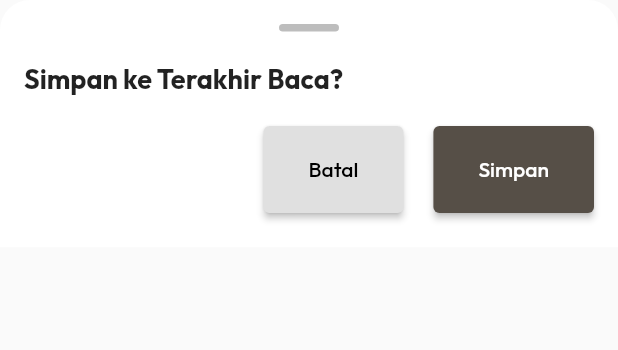
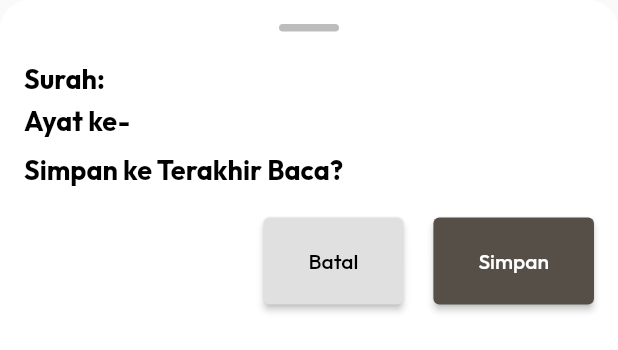
Before and after one commit to putra28/flutter-quran, a Flutter app: the BookmarkModalWidget widget shown alone on an empty page, opened directly with empty values, on a phone screen of 412 x 824 dp. Shown: the top 350 px of the screen. Run offline on Flutter 3.47's test engine with Material 3 defaults, Android fonts, the light colour scheme and no system bars; our stand-ins replace flutter_html, google_fonts, hijri, html_unescape, shared_preferences; accounts and stored records are empty; network calls fail.

Commit message:
Setting Font Size Arabic Translation

```diff
--- a/lib/widget/BookmarkModal_widget.dart
+++ b/lib/widget/BookmarkModal_widget.dart
@@ -1,9 +1,10 @@
 import 'package:flutter/material.dart';
+import 'package:google_fonts/google_fonts.dart';
 
 class BookmarkModalWidget extends StatelessWidget {
   final String title;
   final String ayat;
-  final VoidCallback onSave; // Tambahkan callback
+  final VoidCallback onSave;
 
   const BookmarkModalWidget({
     Key? key,
@@ -15,7 +16,7 @@ class BookmarkModalWidget extends StatelessWidget {
   @override
   Widget build(BuildContext context) {
     return Container(
-      height: MediaQuery.of(context).size.height * 0.2, // 30% dari layar
+      height: MediaQuery.of(context).size.height * 0.3,
       padding: const EdgeInsets.all(16),
       decoration: BoxDecoration(
         color: Colors.white,
@@ -35,12 +36,48 @@ class BookmarkModalWidget extends StatelessWidget {
             ),
           ),
           const SizedBox(height: 10),
-          const Align(
-            alignment: Alignment.centerLeft,
-            child: Text(
-              "Simpan ke Terakhir Baca?",
-              style: TextStyle(fontSize: 18, fontWeight: FontWeight.bold),
-            ),
+          Column(
+            crossAxisAlignment: CrossAxisAlignment.start,
+            children: [
+              RichText(
+                text: TextSpan(
+                  children: [
+                    TextSpan(
+                      text: 'Surah: ',
+                      style: GoogleFonts.outfit(fontSize: 18, fontWeight: FontWeight.bold, color: Colors.black),
+                    ),
+                    TextSpan(
+                      text: title,
+                      style: GoogleFonts.outfit(fontSize: 18, fontWeight: FontWeight.bold, color: Theme.of(context).colorScheme.primary),
+                    ),
+                  ],
+                ),
+              ),
+              const SizedBox(height: 5),
+
+              RichText(
+                text: TextSpan(
+                  children: [
+                    TextSpan(
+                      text: 'Ayat ke-',
+                      style: GoogleFonts.outfit(fontSize: 18, fontWeight: FontWeight.bold, color: Colors.black),
+                    ),
+                    TextSpan(
+                      text: ayat,
+                      style: GoogleFonts.outfit(fontSize: 18, fontWeight: FontWeight.bold, color: Theme.of(context).colorScheme.primary),
+                    ),
+                  ],
+                ),
+              ),
+              const SizedBox(height: 10),
+              const Align(
+                alignment: Alignment.centerLeft,
+                child: Text(
+                  "Simpan ke Terakhir Baca?",
+                  style: TextStyle(fontSize: 18, fontWeight: FontWeight.bold, color: Colors.black),
+                ),
+              ),
+            ],
           ),
           const SizedBox(height: 20),
           Row(
--- a/pubspec.yaml
+++ b/pubspec.yaml
@@ -43,6 +43,7 @@ dependencies:
   flutter_qiblah: ^3.1.0+1
   adhan_dart: ^1.1.2
   geolocator: ^13.0.2
+  provider: ^6.1.2
 
 dev_dependencies:
   flutter_test:
```
Also changed, not shown: lib/main.dart (+11 -1 lines), lib/provider/settings_provider.dart (added, +35 -0 lines), lib/screens/home_screen.dart (+125 -47 lines), lib/screens/jadwal_screen.dart (+15 -1 lines), lib/screens/surah_screen.dart (+32 -1 lines), lib/widget/AyatItem_widget.dart (+7 -3 lines), lib/widget/Settings_widget.dart (added, +112 -0 lines), pubspec.lock.
